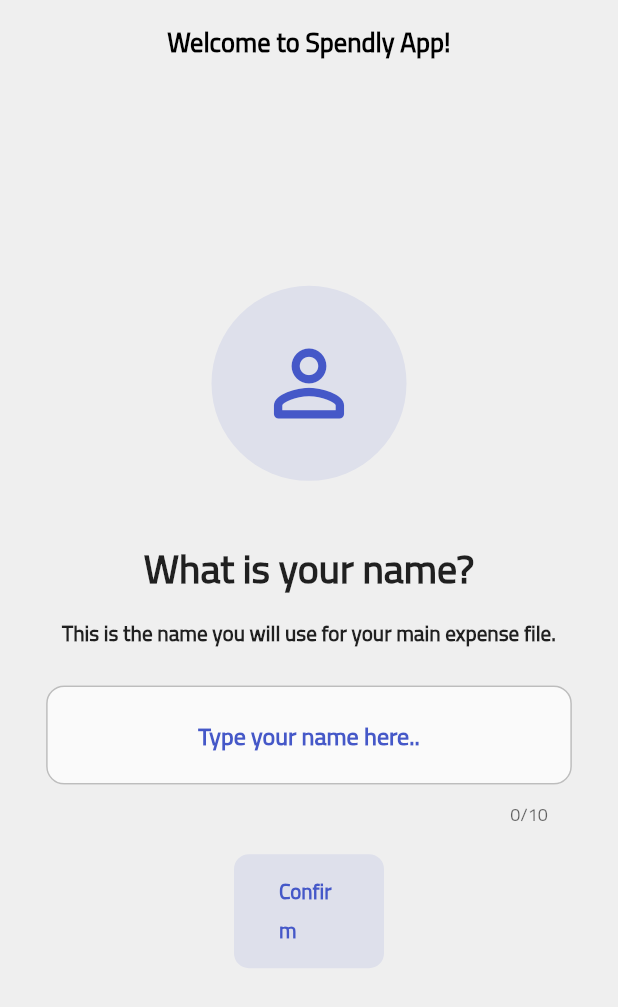
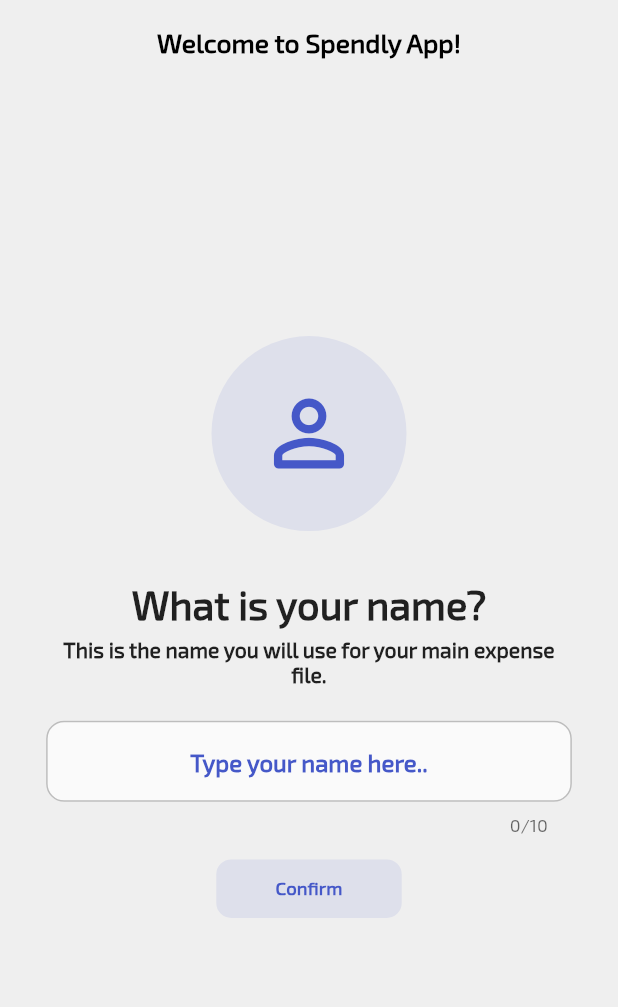
Before and after one commit to bavlysafwatt/Spendly, a Flutter app: the screen it shows after launch, on a phone screen of 412 x 824 dp. Shown: the top 1007 px of the screen. Run offline on Flutter 3.47's test engine with Material 3 defaults, Android fonts, the light colour scheme and no system bars; drawn by our look-alikes of overlay_support; our stand-ins replace bloc, flutter_bloc, flutter_slidable, font_awesome_flutter, get_it, hive and 2 more; accounts and stored records are empty.

Commit message:
adding some validations and change font

```diff
--- a/lib/core/widgets/custom_button.dart
+++ b/lib/core/widgets/custom_button.dart
@@ -22,12 +22,12 @@
           color: primaryColor.withOpacity(0.1),
           borderRadius: BorderRadius.circular(10),
         ),
-        width: 100,
+        width: MediaQuery.of(context).size.width * 0.3,
         child: Center(
           child: Text(
             text,
             style: TextStyle(
-              fontSize: 14,
+              fontSize: responsiveFontSize(context, 14),
               fontWeight: FontWeight.bold,
               color: primaryColor,
             ),
--- a/lib/core/widgets/introduction_page.dart
+++ b/lib/core/widgets/introduction_page.dart
@@ -24,7 +24,7 @@
           "Welcome to Spendly App!",
           style: TextStyle(
             fontSize: responsiveFontSize(context, 20),
-            fontWeight: FontWeight.bold,
+            fontWeight: FontWeight.w900,
           ),
         ),
         centerTitle: true,
@@ -86,6 +86,7 @@
                         CustomButton(
                           text: "Confirm",
                           onTap: () {
+                            if (controller.text.isNotEmpty) {
                               FocusScope.of(context).unfocus();
                               getIt.get<Database>().saveName(controller.text);
                               Navigator.pushReplacement(
@@ -93,11 +94,13 @@
                                 PageRouteBuilder(
                                   pageBuilder: (c, a1, a2) => HomePage(),
                                   transitionsBuilder: (c, anim, a2, child) =>
-                                    FadeTransition(opacity: anim, child: child),
+                                      FadeTransition(
+                                          opacity: anim, child: child),
                                   transitionDuration:
                                       const Duration(milliseconds: 150),
                                 ),
                               );
+                            }
                           },
                         ),
                         SizedBox(height: responsiveSpacing(context, 40)),
--- a/lib/main.dart
+++ b/lib/main.dart
@@ -61,7 +61,7 @@
         child: MaterialApp(
           debugShowCheckedModeBanner: false,
           theme: ThemeData(
-            fontFamily: "Cairo",
+            fontFamily: "Exo",
             scaffoldBackgroundColor: scaffoldBackgroundColor,
             primarySwatch: Colors.lightBlue,
             useMaterial3: false,
--- a/pubspec.yaml
+++ b/pubspec.yaml
@@ -101,12 +101,12 @@
   # list giving the asset and other descriptors for the font. For
   # example:
   fonts:
-    - family: SpaceGrotesk
-      fonts:
-        - asset: assets/fonts/SpaceGrotesk.ttf
     - family: Cairo
       fonts:
         - asset: assets/fonts/Cairo.ttf
+    - family: Exo
+      fonts:
+        - asset: assets/fonts/Exo.ttf
   #
   # For details regarding fonts from package dependencies,
   # see https://flutter.dev/to/font-from-package
```
Also changed, not shown: assets/fonts/Exo.ttf (added), assets/fonts/SpaceGrotesk.ttf (deleted), pubspec.lock. Lines whose indentation alone changed are shown as unchanged.
